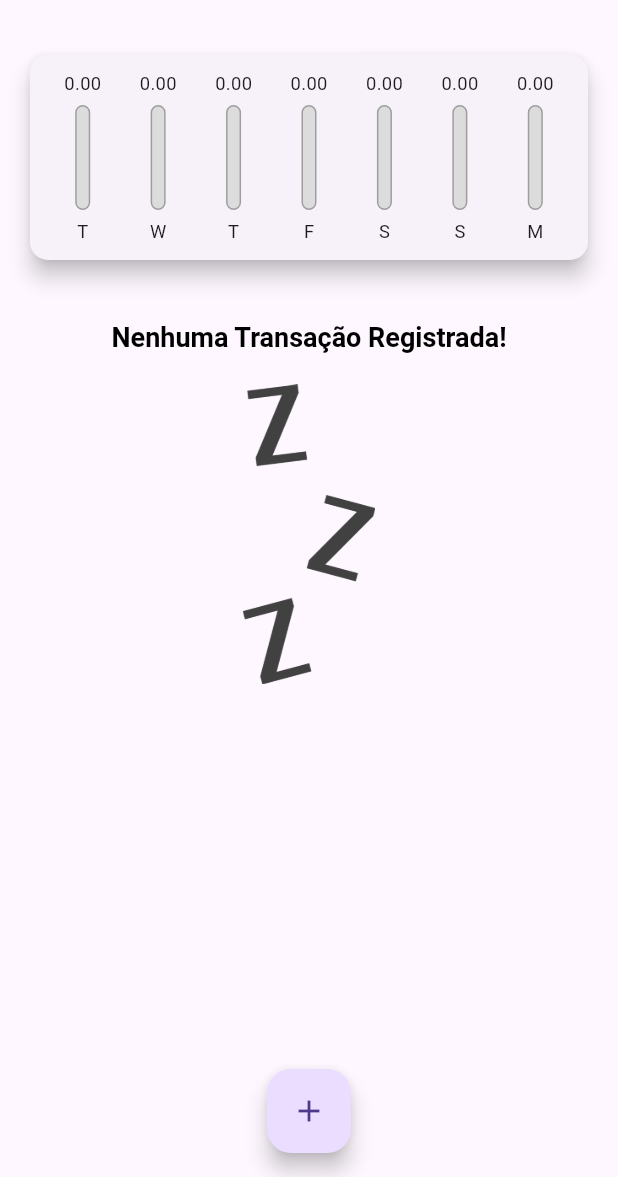
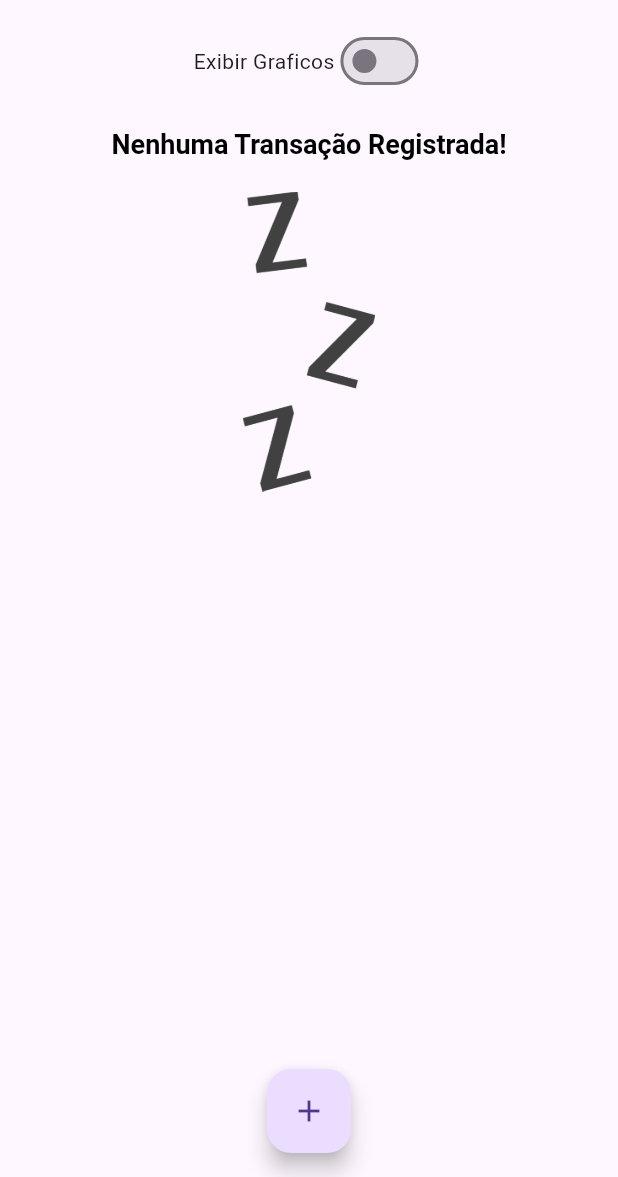
Before and after one commit to PedroHSiqueira/Flutter_Expenses, a Flutter app: the screen it shows after launch, on a phone screen of 412 x 824 dp, the part 59-1236 px from its top. Run offline on Flutter 3.47's test engine with Material 3 defaults, Android fonts, the phone set to English and light mode, and no system bars; Roboto replaces fonts that are missing (OpenSans).

```diff
--- a/lib/main.dart
+++ b/lib/main.dart
@@ -46,6 +46,7 @@ class MyHomePage extends StatefulWidget {
 
 class _MyHomePageState extends State<MyHomePage> {
   final List<Transaction> _transactions = [];
+  bool _showChart = false;
 
   List<Transaction> get _recentTransactions {
     return _transactions.where((tr) {
@@ -106,10 +107,26 @@ class _MyHomePageState extends State<MyHomePage> {
         child: Column(
           crossAxisAlignment: CrossAxisAlignment.stretch,
           children: [
+            Row(
+              mainAxisAlignment: MainAxisAlignment.center,
+              children: [
+                const Text("Exibir Graficos"),
+                Switch(
+                  value: _showChart,
+                  onChanged: (value) {
+                    setState(() {
+                      _showChart = value;
+                    });
+                  },
+                ),
+              ],
+            ),
+            if (_showChart)
               SizedBox(
                 height: availableHeight * 0.23,
                 child: Chart(_recentTransactions),
               ),
+            if (!_showChart)
               SizedBox(
                 height: availableHeight * 0.77,
                 child: TransactionList(_transactions, _removeTransaction),
```
Lines whose indentation alone changed are shown as unchanged.
